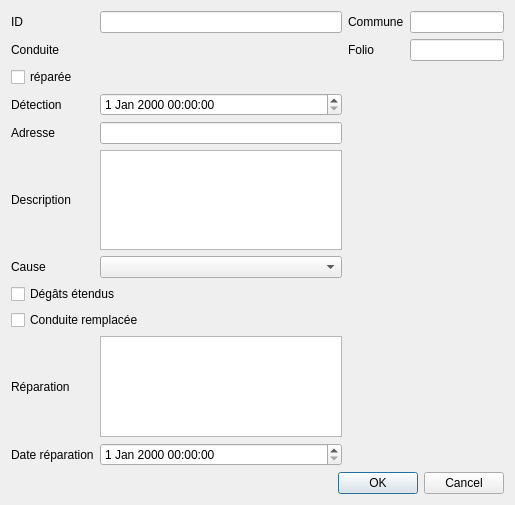
Before: the Qt Designer form qgis-project/ui_forms/leak.ui in qwat/QWAT, drawn with Qt 5.
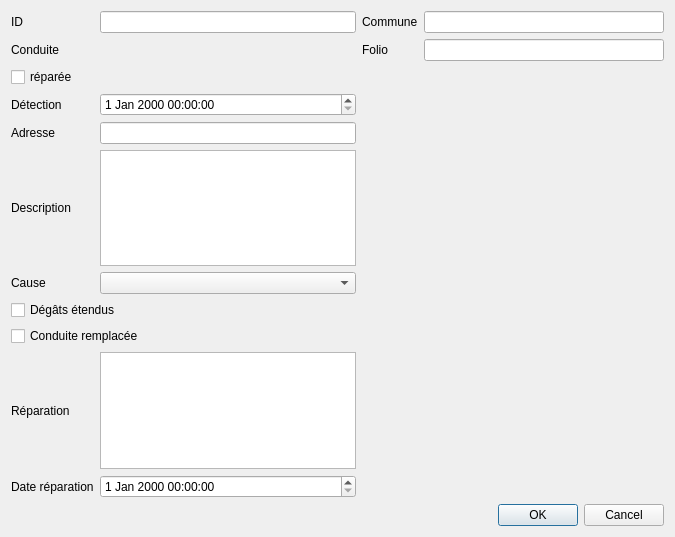
After: the same form once the commit is applied. Custom widgets are drawn as their Qt base class.

Commit message: fix field definition in leak

The edit to the form file:
```diff
--- a/qgis-project/ui_forms/leak.ui
+++ b/qgis-project/ui_forms/leak.ui
@@ -6,8 +6,8 @@
    <rect>
     <x>0</x>
     <y>0</y>
-    <width>515</width>
-    <height>505</height>
+    <width>675</width>
+    <height>537</height>
    </rect>
   </property>
   <property name="windowTitle">
```
The commit also changes 1 other file.
